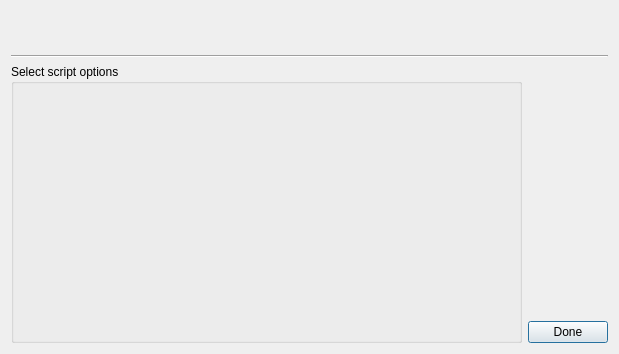
First picture: the form in Application/ui/ScriptOptionsDialog.ui, repository rayngrowingsystems/RVS_Analytics, before the edit.
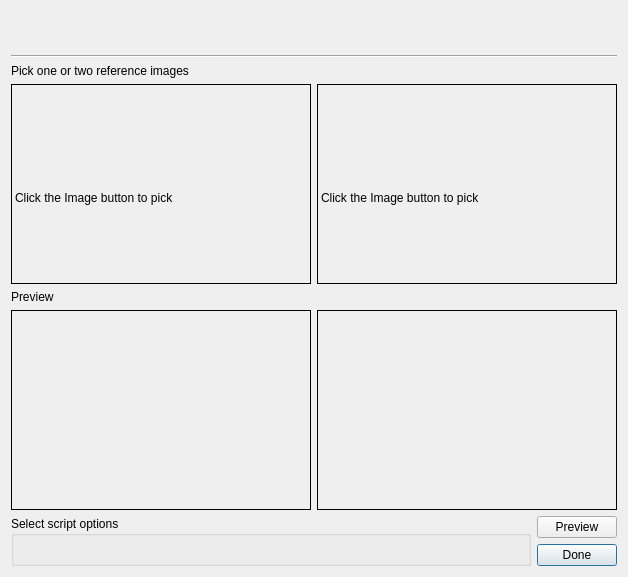
Second picture: the form after the edit. Icons and pictures are not drawn. Custom widgets are drawn as their Qt base class.

Diff of the .ui file:
```diff
--- a/Application/ui/ScriptOptionsDialog.ui
+++ b/Application/ui/ScriptOptionsDialog.ui
@@ -21,7 +21,7 @@
   </property>
   <layout class="QGridLayout" name="gridLayout_3">
    <item row="0" column="0">
-    <layout class="QVBoxLayout" name="verticalLayout" stretch="0,0,0,1">
+    <layout class="QVBoxLayout" name="verticalLayout" stretch="0,0,0,0,0,0,0,1">
      <item>
       <widget class="QLabel" name="script_label">
        <property name="font">
@@ -49,6 +49,96 @@
        </property>
       </widget>
      </item>
+     <item>
+      <widget class="QLabel" name="label">
+       <property name="text">
+        <string>Pick one or two reference images</string>
+       </property>
+      </widget>
+     </item>
+     <item>
+      <layout class="QHBoxLayout" name="horizontalLayout">
+       <item>
+        <widget class="ClickableLabel" name="reference_image1">
+         <property name="minimumSize">
+          <size>
+           <width>300</width>
+           <height>200</height>
+          </size>
+         </property>
+         <property name="frameShape">
+          <enum>QFrame::Box</enum>
+         </property>
+         <property name="text">
+          <string>
+
+Click the Image button to pick</string>
+         </property>
+        </widget>
+       </item>
+       <item>
+        <widget class="ClickableLabel" name="reference_image2">
+         <property name="minimumSize">
+          <size>
+           <width>300</width>
+           <height>200</height>
+          </size>
+         </property>
+         <property name="frameShape">
+          <enum>QFrame::Box</enum>
+         </property>
+         <property name="text">
+          <string>
+
+Click the Image button to pick</string>
+         </property>
+        </widget>
+       </item>
+      </layout>
+     </item>
+     <item>
+      <widget class="QLabel" name="label_3">
+       <property name="text">
+        <string>Preview</string>
+       </property>
+      </widget>
+     </item>
+     <item>
+      <layout class="QHBoxLayout" name="horizontalLayout_2">
+       <item>
+        <widget class="QLabel" name="preview_image1">
+         <property name="minimumSize">
+          <size>
+           <width>300</width>
+           <height>200</height>
+          </size>
+         </property>
+         <property name="frameShape">
+          <enum>QFrame::Box</enum>
+         </property>
+         <property name="text">
+          <string/>
+         </property>
+        </widget>
+       </item>
+       <item>
+        <widget class="QLabel" name="preview_image2">
+         <property name="minimumSize">
+          <size>
+           <width>300</width>
+           <height>200</height>
+          </size>
+         </property>
+         <property name="frameShape">
+          <enum>QFrame::Box</enum>
+         </property>
+         <property name="text">
+          <string/>
+         </property>
+        </widget>
+       </item>
+      </layout>
+     </item>
      <item>
       <layout class="QHBoxLayout" name="horizontalLayout_4" stretch="1,0">
        <item>
@@ -66,6 +156,17 @@
        </item>
        <item>
         <layout class="QVBoxLayout" name="verticalLayout_3">
+         <item>
+          <widget class="QPushButton" name="preview_button">
+           <property name="text">
+            <string>Preview</string>
+           </property>
+           <property name="icon">
+            <iconset resource="../resources/CameraApp.qrc">
+             <normaloff>:/images/Refresh.png</normaloff>:/images/Refresh.png</iconset>
+           </property>
+          </widget>
+         </item>
          <item>
           <spacer name="verticalSpacer">
            <property name="orientation">
@@ -100,7 +201,16 @@
    </item>
   </layout>
  </widget>
- <resources/>
+ <customwidgets>
+  <customwidget>
+   <class>ClickableLabel</class>
+   <extends>QLabel</extends>
+   <header>ClickableLabel</header>
+  </customwidget>
+ </customwidgets>
+ <resources>
+  <include location="../resources/CameraApp.qrc"/>
+ </resources>
  <connections>
   <connection>
    <sender>done_button</sender>
```
